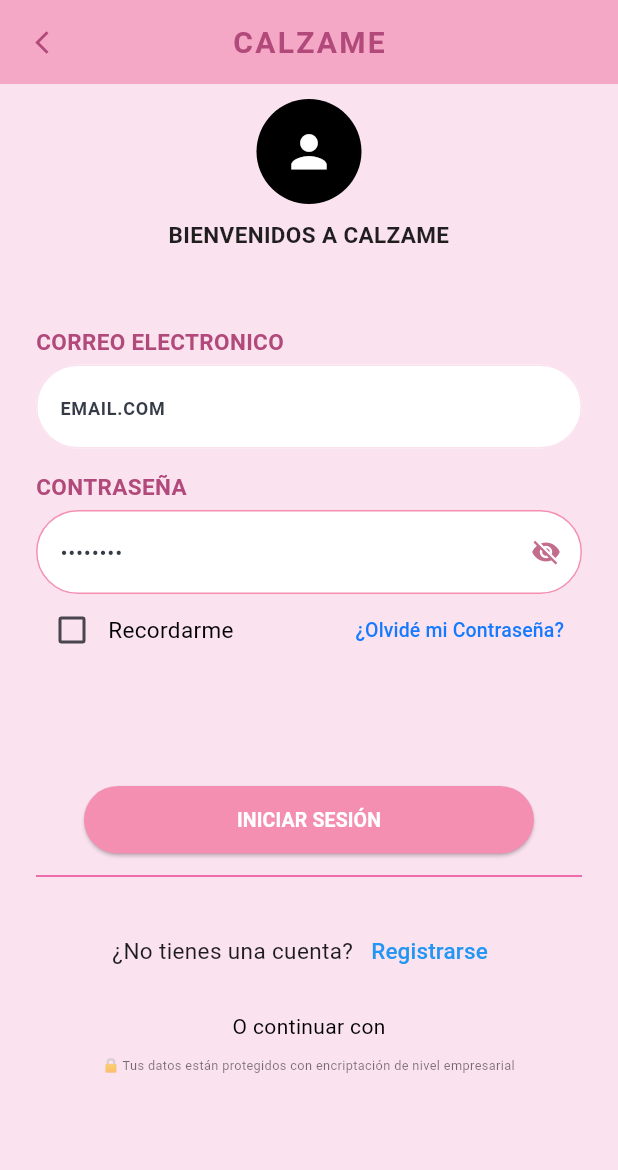
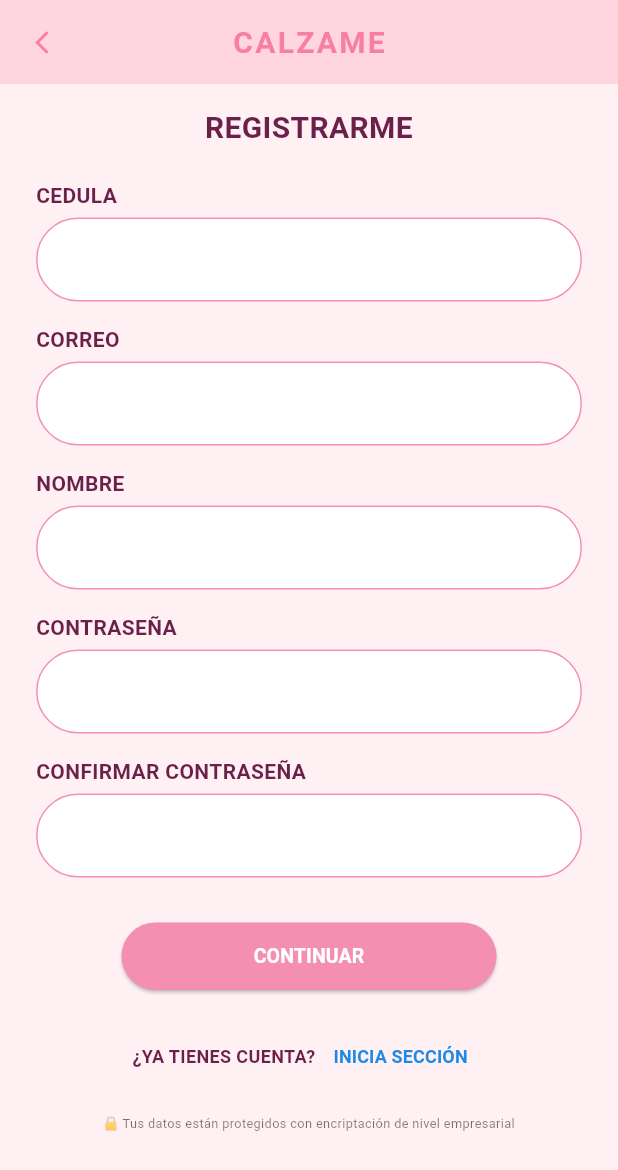
Before and after one commit to monicaguarsena-droid/Proyecto-Calzame, a Flutter app: the InicioSesion screen opened directly, after a tap on "Registrarse", on a phone screen of 412 x 824 dp. Shown: the top 1170 px of the screen. Run offline on Flutter 3.47's test engine with Material 3 defaults, Android fonts, the phone set to English and light mode, and no system bars.

Commit message:
subiendo cambios del f

```diff
--- a/FRONTEND/lib/cors/colores.dart
+++ b/FRONTEND/lib/cors/colores.dart
@@ -1,30 +1,44 @@
 import 'package:flutter/material.dart';
 
 class ColoresApp {
+  static const Color background = Color(0xFFFFF0F3);
 
-  static const Color primario = Color(0xFF1A1A2E);
-  static const Color secundario = Color.fromARGB(255, 246, 186, 196);
-  static const Color acento = Color.fromARGB(255, 7, 7, 7);
+  /// Fondo de la barra superior (AppBar)
+  static const Color appBar = Color(0xFFFFD6E0);
 
+  /// Fondo de tarjetas / botón de Google
+  static const Color surface = Colors.white;
 
-  static const Color fondoApp = Color.fromRGBO(250, 226, 239, 1);
-  static const Color letra = Color.fromARGB(255, 0, 0, 0);
-  static const Color appbar = Color.fromARGB(255, 245, 168, 198);
-  static const Color letra2 = Color.fromARGB(255, 177, 73, 122);
+  // Rosados (marca)
+  /// Botones principales (INICIAR SESIÓN, CONTINUAR), iconos del ojo y checkbox
+  static const Color pink = Color(0xFFF48FB1);
 
+  /// Título "CALZAME", flecha de regreso y candado
+  static const Color pinkTitle = Color(0xFFF77FA6);
 
-  static const Color letra3 = Color.fromARGB(255, 54, 60, 71);
-  static const Color letra4 = Color.fromARGB(255, 19, 177, 240);
-  static const Color textoClaro = Color(0xFFA0AEC0);
+  /// Borde de los campos de texto y divisores
+  static const Color border = Color(0xFFF48FB1);
 
+  // Textos
+  /// Color vino para títulos, etiquetas y textos
+  static const Color wine = Color(0xFF6B1F4B);
 
-  static const Color exito = Color.fromARGB(255, 94, 209, 142);
-  static const Color advertencia = Color(0xFFECC94B);
-  static const Color error = Color(0xFFF56565);
-  static const Color info = Color(0xFF4299E1);
+  /// Texto de ayuda dentro de los campos (EMAIL.COM, ········)
+  static const Color hint = Color(0xFFB0A0A5);
 
+  /// Texto sobre botones rosados
+  static const Color onPink = Colors.white;
 
-  static const Color blanco = Color(0xFFFFFFFF);
-  static const Color negro = Color(0xFF000000);
-  static const Color transparente = Colors.transparent;
+  /// Texto del botón de Google y borde del logo
+  static const Color black = Colors.black;
+
+  /// "¿Olvidé mi Contraseña?", "Registrarse", "Inicia sesión"
+  static const Color link = Color(0xFF1E88E5);
+
+  // Estados
+  /// Mensajes de error en validaciones
+  static const Color error = Colors.red;
+
+  /// Borde del botón de Google
+  static const Color greyBorder = Color(0xFFE0E0E0);
 }
--- a/FRONTEND/lib/pantallas/inicio_sesion.dart
+++ b/FRONTEND/lib/pantallas/inicio_sesion.dart
@@ -1,5 +1,7 @@
 import 'package:flutter/material.dart';
 import 'package:frontend/cors/colores.dart';
+import 'package:frontend/pantallas/registro.dart';
+import 'package:frontend/pantallas/verificacion.dart'; // Asegúrate de que el nombre del archivo coincida
 
 class InicioSesion extends StatelessWidget {
   const InicioSesion({super.key});
@@ -7,28 +9,21 @@ class InicioSesion extends StatelessWidget {
   @override
   Widget build(BuildContext context) {
     return Scaffold(
-      backgroundColor: ColoresApp.fondoApp,
+      backgroundColor: ColoresApp.background,
       appBar: AppBar(
-        backgroundColor: ColoresApp.appbar,
+        backgroundColor: ColoresApp.appBar,
         elevation: 0,
         leading: IconButton(
           icon: const Icon(Icons.arrow_back_ios_new, size: 18),
-          color: ColoresApp.letra2,
+          color: ColoresApp.pinkTitle,
           onPressed: () => Navigator.pop(context),
         ),
-
         title: const Text(
           'CALZAME',
-          style: TextStyle(
-            fontWeight: FontWeight.bold,
-            fontSize: 20,
-            color: ColoresApp.letra2,
-            letterSpacing: 1.5,
-          ),
+          style: TextStyle(fontWeight: FontWeight.bold, fontSize: 20, color: ColoresApp.pinkTitle, letterSpacing: 1.5),
         ),
         centerTitle: true,
       ),
-
       body: SafeArea(
         child: SingleChildScrollView(
           padding: const EdgeInsets.symmetric(horizontal: 24, vertical: 10),
@@ -36,137 +31,66 @@ class InicioSesion extends StatelessWidget {
             children: [
               const CircleAvatar(
                 radius: 35,
-                backgroundColor: Colors.black,
-                child: Icon(Icons.person, color: Colors.white, size: 35),
+                backgroundColor: ColoresApp.black,
+                child: Icon(Icons.person, color: ColoresApp.onPink, size: 35),
               ),
               const SizedBox(height: 10),
               const Text(
                 'BIENVENIDOS A CALZAME',
                 textAlign: TextAlign.center,
-                style: TextStyle(
-                  fontWeight: FontWeight.bold,
-                  fontSize: 15,
-                  color: Colors.black87,
-                ),
+                style: TextStyle(fontWeight: FontWeight.bold, fontSize: 15, color: ColoresApp.wine),
               ),
-              const SizedBox(height: 50),
-              const Align(
-                alignment: Alignment.centerLeft,
-                child: Text(
-                  'CORREO ELECTRONICO',
-                  style: TextStyle(fontSize: 15, fontWeight: FontWeight.bold, color: ColoresApp.letra2),
-                ),
-              ),
-              const SizedBox(height: 5),
-              const TextField(
-                decoration: InputDecoration(
-                  hintText: 'EMAIL.COM',
-                  hintStyle: TextStyle(fontSize: 12, fontWeight: FontWeight.w600, color: ColoresApp.letra3),
-                  filled: true,
-                  fillColor: Colors.white,
-                  border: OutlineInputBorder(
-                    borderRadius: BorderRadius.all(Radius.circular(30)),
-                    borderSide: BorderSide(color: Color(0xFFF48FB1)),
-                  ),
-                  enabledBorder: OutlineInputBorder(
-                    borderRadius: BorderRadius.all(Radius.circular(30)),
-                    borderSide: BorderSide(color: ColoresApp.fondoApp)),
-                  ),
-                ),
-
+              const SizedBox(height: 30),
+              _buildField('CORREO ELECTRONICO', 'EMAIL.COM', false),
               const SizedBox(height: 15),
-
-              // Contraseña
-              const Align(
-                alignment: Alignment.centerLeft,
-                child: Text(
-                  'CONTRASEÑA',
-                  style: TextStyle(fontSize: 15, fontWeight: FontWeight.bold, color: ColoresApp.letra2),
-                ),
-              ),
-              const SizedBox(height: 5),
-              const TextField(
-                obscureText: true,
-                decoration: InputDecoration(
-                  hintText: '••••••••',
-                  hintStyle: TextStyle(fontSize: 14, color: ColoresApp.letra3),
-                  filled: true,
-                  fillColor: Colors.white,
-                  suffixIcon: Icon(Icons.visibility_off, color: Color(0xFFC26D8B), size: 20),
-                  border: OutlineInputBorder(
-                    borderRadius: BorderRadius.all(Radius.circular(30)),
-                    borderSide: BorderSide(color: Color(0xFFF48FB1)),
-                  ),
-                  enabledBorder: OutlineInputBorder(
-                    borderRadius: BorderRadius.all(Radius.circular(30)),
-                    borderSide: BorderSide(color: Color(0xFFF48FB1)),
-                  ),
-                ),
-              ),
+              _buildField('CONTRASEÑA', '••••••••', true),
               Row(
                 mainAxisAlignment: MainAxisAlignment.spaceBetween,
                 children: [
                   Row(
                     children: [
-                      Checkbox(
-                        value: false,
-                        onChanged: (v) {},
-                        activeColor: const Color(0xFFF48FB1),
-                      ),
-                      const Text('Recordarme', style: TextStyle(fontSize: 15, color: ColoresApp.letra)),
+                      Checkbox(value: false, onChanged: (v) {}, activeColor: ColoresApp.pink),
+                      const Text('Recordarme', style: TextStyle(fontSize: 14, color: ColoresApp.wine)),
                     ],
                   ),
                   TextButton(
-                    onPressed: () {},
-                    child: const Text(
-                      '¿Olvidé mi Contraseña?',
-                      style: TextStyle(fontSize: 13, color: Color.fromARGB(255, 21, 122, 255)),
-                    ),
+                    onPressed: () {
+                      Navigator.push(
+                        context,
+                        MaterialPageRoute(
+                          builder: (context) => const Verification(),
+                        ),
+                      );
+                    },
+                    child: const Text('¿Olvidé mi Contraseña?', style: TextStyle(fontSize: 13, color: ColoresApp.link)),
                   ),
                 ],
               ),
-              const SizedBox(height: 80),
-
-              // Botón Iniciar Sesión
+              const SizedBox(height: 20),
               SizedBox(
                 width: 300,
                 height: 45,
                 child: ElevatedButton(
                   style: ElevatedButton.styleFrom(
-                    backgroundColor: const Color(0xFFF48FB1),
-                    shape: RoundedRectangleBorder(
-                      borderRadius: BorderRadius.circular(25),
-                    ),
+                    backgroundColor: ColoresApp.pink,
+                    shape: RoundedRectangleBorder(borderRadius: BorderRadius.circular(25)),
                   ),
-
                   onPressed: () {},
-                  child: const Text(
-                    'INICIAR SESIÓN',
-                    style: TextStyle(color: Colors.white, fontWeight: FontWeight.bold, fontSize: 13),
-                  ),
+                  child: const Text('INICIAR SESIÓN', style: TextStyle(color: ColoresApp.onPink, fontWeight: FontWeight.bold, fontSize: 13)),
                 ),
               ),
-              const Divider(height: 30, thickness: 1, color: Color.fromARGB(255, 231, 71, 146)),
-
-
-              // Registrarse
+              const Divider(height: 30, thickness: 1, color: ColoresApp.border),
               Row(
                 mainAxisAlignment: MainAxisAlignment.center,
                 children: [
-                  const Text('¿No tienes una cuenta?', style: TextStyle(fontSize: 15)),
+                  const Text('¿No tienes una cuenta?', style: TextStyle(fontSize: 14, color: ColoresApp.wine)),
                   TextButton(
-                    onPressed: () {},
-                    child: const Text('Registrarse', style: TextStyle(fontSize: 15, color: Colors.blue)),
+                    onPressed: () => Navigator.push(context, MaterialPageRoute(builder: (context) => const Registro())),
+                    child: const Text('Registrarse', style: TextStyle(fontSize: 14, color: ColoresApp.link)),
                   ),
-                   const SizedBox(height: 70),
                 ],
               ),
-              const SizedBox(height: 5),
-              const Text('O continuar con', style: TextStyle(fontSize: 14, color: ColoresApp.letra)),
               const SizedBox(height: 10),
-
-
-              // Protección de datos
               const Text(
                 '🔒 Tus datos están protegidos con encriptación de nivel empresarial',
                 textAlign: TextAlign.center,
@@ -178,4 +102,29 @@ class InicioSesion extends StatelessWidget {
       ),
     );
   }
+  Widget _buildField(String label, String hint, bool isPassword) {
+    const borderStyle = OutlineInputBorder(
+      borderRadius: BorderRadius.all(Radius.circular(30)),
+      borderSide: BorderSide(color: ColoresApp.border),
+    );
+    return Column(
+      crossAxisAlignment: CrossAxisAlignment.start,
+      children: [
+        Text(label, style: const TextStyle(fontSize: 14, fontWeight: FontWeight.bold, color: ColoresApp.wine)),
+        const SizedBox(height: 5),
+        TextField(
+          obscureText: isPassword,
+          decoration: InputDecoration(
+            hintText: hint,
+            hintStyle: TextStyle(fontSize: isPassword ? 14 : 12, fontWeight: isPassword ? FontWeight.normal : FontWeight.w600, color: ColoresApp.hint),
+            filled: true,
+            fillColor: ColoresApp.surface,
+            suffixIcon: isPassword ? const Icon(Icons.visibility_off, color: ColoresApp.pink, size: 20) : null,
+            border: borderStyle,
+            enabledBorder: borderStyle,
+          ),
+        ),
+      ],
+    );
+  }
 }
--- /dev/null
+++ b/FRONTEND/lib/pantallas/registro.dart
@@ -0,0 +1,230 @@
+import 'package:flutter/material.dart';
+import 'package:frontend/cors/colores.dart';
+
+class Registro extends StatelessWidget {
+  const Registro({super.key});
+
+  @override
+  Widget build(BuildContext context) {
+    return Scaffold(
+      backgroundColor: ColoresApp.background,
+      appBar: AppBar(
+        backgroundColor: ColoresApp.appBar,
+        elevation: 0,
+        leading: IconButton(
+          icon: const Icon(Icons.arrow_back_ios_new, size: 18),
+          color: ColoresApp.pinkTitle,
+          onPressed: () => Navigator.pop(context),
+        ),
+        title: const Text(
+          'CALZAME',
+          style: TextStyle(
+            fontWeight: FontWeight.bold,
+            fontSize: 20,
+            color: ColoresApp.pinkTitle,
+            letterSpacing: 1.5,
+          ),
+        ),
+        centerTitle: true,
+      ),
+      body: SafeArea(
+        child: SingleChildScrollView(
+          padding: const EdgeInsets.symmetric(horizontal: 24, vertical: 15),
+          child: Column(
+            crossAxisAlignment: CrossAxisAlignment.stretch,
+            children: [
+              const Text(
+                'REGISTRARME',
+                textAlign: TextAlign.center,
+                style: TextStyle(
+                  fontSize: 20,
+                  fontWeight: FontWeight.bold,
+                  color: ColoresApp.wine,
+                ),
+              ),
+              const SizedBox(height: 20),
+              const Text(
+                'CEDULA',
+                style: TextStyle(
+                  fontSize: 14,
+                  fontWeight: FontWeight.bold,
+                  color: ColoresApp.wine,
+                ),
+              ),
+              const SizedBox(height: 5),
+              const TextField(
+                keyboardType: TextInputType.number,
+                decoration: InputDecoration(
+                  filled: true,
+                  fillColor: ColoresApp.surface,
+                  border: OutlineInputBorder(
+                    borderRadius: BorderRadius.all(Radius.circular(30)),
+                    borderSide: BorderSide(color: ColoresApp.border),
+                  ),
+                  enabledBorder: OutlineInputBorder(
+                    borderRadius: BorderRadius.all(Radius.circular(30)),
+                    borderSide: BorderSide(color: ColoresApp.border),
+                  ),
+                ),
+              ),
+              const SizedBox(height: 15),
+              const Text(
+                'CORREO',
+                style: TextStyle(
+                  fontSize: 14,
+                  fontWeight: FontWeight.bold,
+                  color: ColoresApp.wine,
+                ),
+              ),
+              const SizedBox(height: 5),
+              const TextField(
+                keyboardType: TextInputType.emailAddress,
+                decoration: InputDecoration(
+                  filled: true,
+                  fillColor: ColoresApp.surface,
+                  border: OutlineInputBorder(
+                    borderRadius: BorderRadius.all(Radius.circular(30)),
+                    borderSide: BorderSide(color: ColoresApp.border),
+                  ),
+                  enabledBorder: OutlineInputBorder(
+                    borderRadius: BorderRadius.all(Radius.circular(30)),
+                    borderSide: BorderSide(color: ColoresApp.border),
+                  ),
+                ),
+              ),
+              const SizedBox(height: 15),
+              const Text(
+                'NOMBRE',
+                style: TextStyle(
+                  fontSize: 14,
+                  fontWeight: FontWeight.bold,
+                  color: ColoresApp.wine,
+                ),
+              ),
+              const SizedBox(height: 5),
+              const TextField(
+                decoration: InputDecoration(
+                  filled: true,
+                  fillColor: ColoresApp.surface,
+                  border: OutlineInputBorder(
+                    borderRadius: BorderRadius.all(Radius.circular(30)),
+                    borderSide: BorderSide(color: ColoresApp.border),
+                  ),
+                  enabledBorder: OutlineInputBorder(
+                    borderRadius: BorderRadius.all(Radius.circular(30)),
+                    borderSide: BorderSide(color: ColoresApp.border),
+                  ),
+                ),
+              ),
+              const SizedBox(height: 15),
+              const Text(
+                'CONTRASEÑA',
+                style: TextStyle(
+                  fontSize: 14,
+                  fontWeight: FontWeight.bold,
+                  color: ColoresApp.wine,
+                ),
+              ),
+              const SizedBox(height: 5),
+              const TextField(
+                obscureText: true,
+                decoration: InputDecoration(
+                  filled: true,
+                  fillColor: ColoresApp.surface,
+                  border: OutlineInputBorder(
+                    borderRadius: BorderRadius.all(Radius.circular(30)),
+                    borderSide: BorderSide(color: ColoresApp.border),
+                  ),
+                  enabledBorder: OutlineInputBorder(
+                    borderRadius: BorderRadius.all(Radius.circular(30)),
+                    borderSide: BorderSide(color: ColoresApp.border),
+                  ),
+                ),
+              ),
+              const SizedBox(height: 15),
+              const Text(
+                'CONFIRMAR CONTRASEÑA',
+                style: TextStyle(
+                  fontSize: 14,
+                  fontWeight: FontWeight.bold,
+                  color: ColoresApp.wine,
+                ),
+              ),
+              const SizedBox(height: 5),
+              const TextField(
+                obscureText: true,
+                decoration: InputDecoration(
+                  filled: true,
+                  fillColor: ColoresApp.surface,
+                  border: OutlineInputBorder(
+                    borderRadius: BorderRadius.all(Radius.circular(30)),
+                    borderSide: BorderSide(color: ColoresApp.border),
+                  ),
+                  enabledBorder: OutlineInputBorder(
+                    borderRadius: BorderRadius.all(Radius.circular(30)),
+                    borderSide: BorderSide(color: ColoresApp.border),
+                  ),
+                ),
+              ),
+              const SizedBox(height: 30),
+              Center(
+                child: SizedBox(
+                  width: 250,
+                  height: 45,
+                  child: ElevatedButton(
+                    style: ElevatedButton.styleFrom(
+                      backgroundColor: ColoresApp.pink,
+                      shape: RoundedRectangleBorder(
+                        borderRadius: BorderRadius.circular(25),
+                      ),
+                    ),
+                    onPressed: () {},
+                    child: const Text(
+                      'CONTINUAR',
+                      style: TextStyle(
+                        color: ColoresApp.onPink,
+                        fontWeight: FontWeight.bold,
+                        fontSize: 13,
+                      ),
+                    ),
+                  ),
+                ),
+              ),
+              const SizedBox(height: 20),
+              Row(
+                mainAxisAlignment: MainAxisAlignment.center,
+                children: [
+                  const Text(
+                    '¿YA TIENES CUENTA?',
+                    style: TextStyle(
+                      fontSize: 12,
+                      fontWeight: FontWeight.bold,
+                      color: ColoresApp.wine,
+                    ),
+                  ),
+                  TextButton(
+                    onPressed: () => Navigator.pop(context),
+                    child: const Text(
+                      'INICIA SECCIÓN',
+                      style: TextStyle(
+                        fontSize: 12,
+                        fontWeight: FontWeight.bold,
+                        color: ColoresApp.link,
+                      ),
+                    ),
+                  ),
+                ],
+              ),
+              const SizedBox(height: 15),
+              const Text(
+                '🔒 Tus datos están protegidos con encriptación de nivel empresarial',
+                textAlign: TextAlign.center,
+                style: TextStyle(fontSize: 8.5, color: Colors.black54),
+              ),
+            ],
+          ),
+        ),
+      ),
+    );
+  }
+}
```
Also changed, not shown: FRONTEND/lib/pantallas/inicio.dart (+4 -8 lines), FRONTEND/lib/pantallas/verificacion.dart (added, +186 -0 lines), 2 other files.
